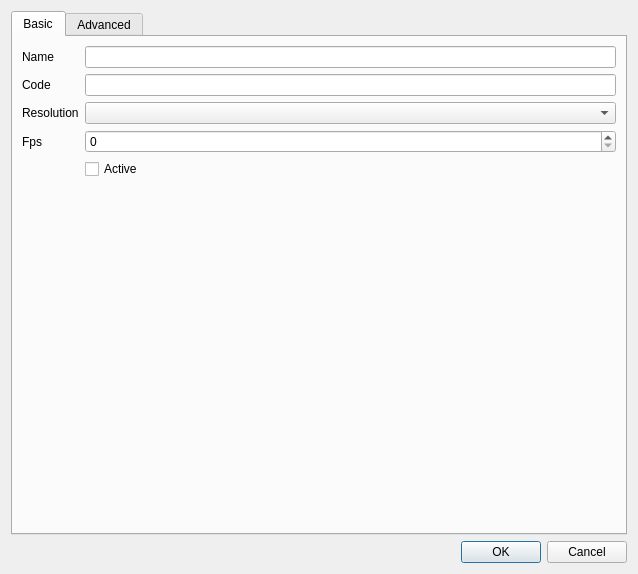
code-google-com/oyprojectmanager, file oyProjectManager/ui/project_properties.ui: the form before one commit.
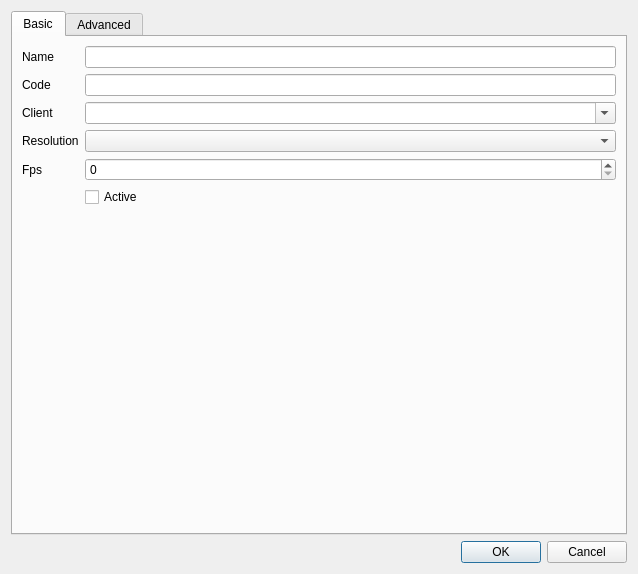
The form after the commit.

```diff
--- a/oyProjectManager/ui/project_properties.ui
+++ b/oyProjectManager/ui/project_properties.ui
@@ -26,6 +26,19 @@
       <layout class="QVBoxLayout" name="verticalLayout_4">
        <item>
         <layout class="QGridLayout" name="gridLayout">
+         <item row="4" column="2">
+          <widget class="QSpinBox" name="fps_spinBox"/>
+         </item>
+         <item row="5" column="2">
+          <widget class="QCheckBox" name="active_checkBox">
+           <property name="text">
+            <string>Active</string>
+           </property>
+          </widget>
+         </item>
+         <item row="0" column="2">
+          <widget class="QLineEdit" name="name_lineEdit"/>
+         </item>
          <item row="0" column="0">
           <widget class="QLabel" name="name_label">
            <property name="text">
@@ -33,9 +46,6 @@
            </property>
           </widget>
          </item>
-         <item row="0" column="1">
-          <widget class="QLineEdit" name="name_lineEdit"/>
-         </item>
          <item row="1" column="0">
           <widget class="QLabel" name="code_label">
            <property name="text">
@@ -43,33 +53,37 @@
            </property>
           </widget>
          </item>
-         <item row="1" column="1">
+         <item row="1" column="2">
           <widget class="QLineEdit" name="code_lineEdit"/>
          </item>
-         <item row="2" column="0">
+         <item row="3" column="0">
           <widget class="QLabel" name="resolution_label">
            <property name="text">
             <string>Resolution</string>
            </property>
           </widget>
          </item>
-         <item row="2" column="1">
+         <item row="3" column="2">
           <widget class="QComboBox" name="resolution_comboBox"/>
          </item>
-         <item row="3" column="0">
+         <item row="4" column="0">
           <widget class="QLabel" name="fps_label">
            <property name="text">
             <string>Fps</string>
            </property>
           </widget>
          </item>
-         <item row="3" column="1">
-          <widget class="QSpinBox" name="fps_spinBox"/>
-         </item>
-         <item row="4" column="1">
-          <widget class="QCheckBox" name="active_checkBox">
+         <item row="2" column="0">
+          <widget class="QLabel" name="label">
            <property name="text">
-            <string>Active</string>
+            <string>Client</string>
+           </property>
+          </widget>
+         </item>
+         <item row="2" column="2">
+          <widget class="QComboBox" name="clients_comboBox">
+           <property name="editable">
+            <bool>true</bool>
            </property>
           </widget>
          </item>
```
